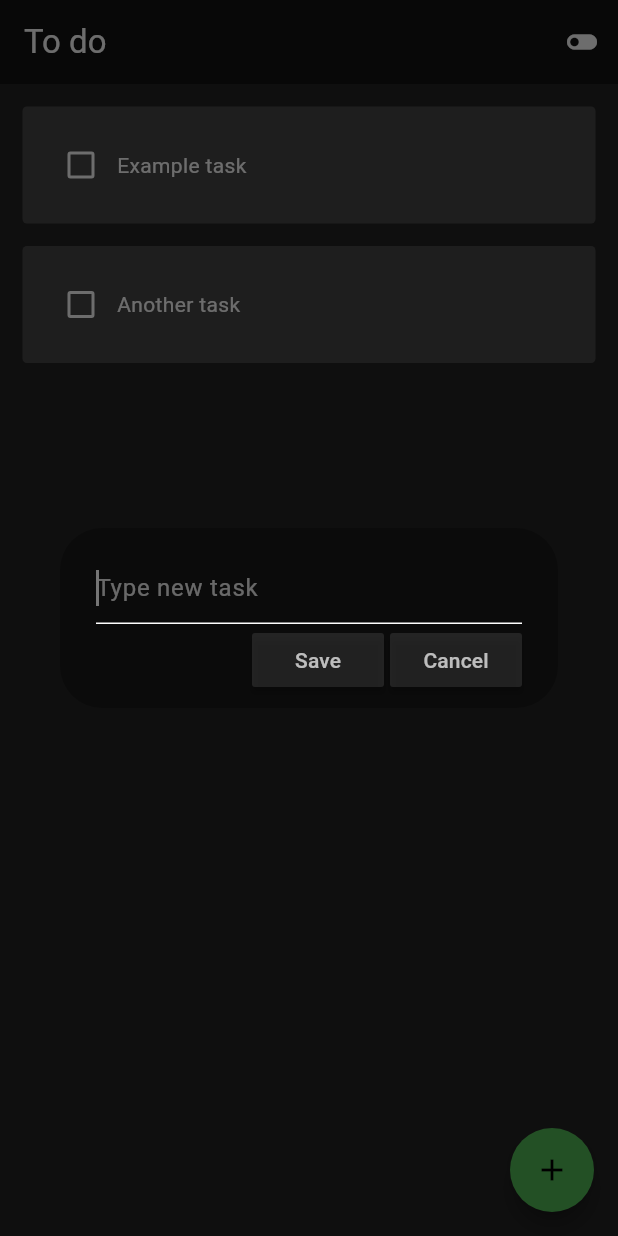
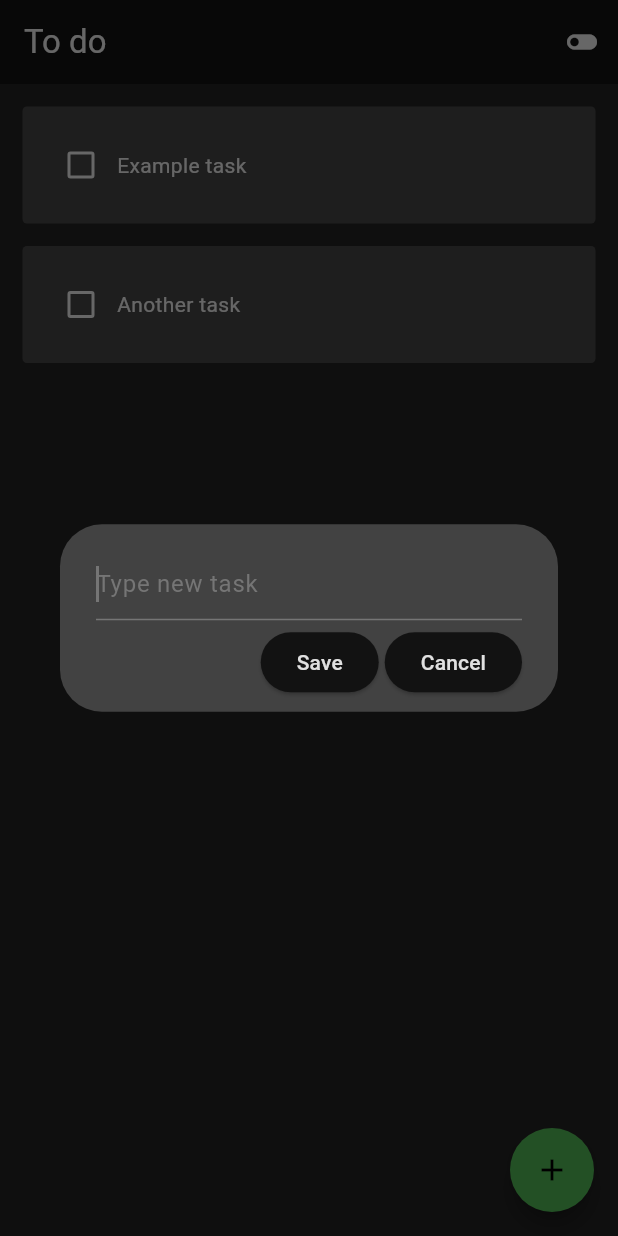
Before and after one commit to pioterl/todolist, a Flutter app: the screen it shows after launch, after a tap on the "add" icon, on a phone screen of 412 x 824 dp. Run offline on Flutter 3.47's test engine with Material 3 defaults, Android fonts, the phone set to English and light mode, and no system bars; drawn by our look-alikes of flutter_slidable; our stand-ins replace hive_flutter; accounts and stored records are empty.

Commit message:
new task is now added on top of list (not bottom, bug fix), some other fixes and code cleanup

```diff
--- a/lib/pages/home_page.dart
+++ b/lib/pages/home_page.dart
@@ -30,7 +30,7 @@ class _HomePageState extends State<HomePage> {
 
   final _controller = TextEditingController();
 
-  void checkBoxChanged(bool? value, int index) {
+  void changeTaskStatus(bool? value, int index) {
     setState(() {
       database.toDoList[index][1] = value ?? false;
       var selectedTask = database.toDoList[index];
@@ -65,7 +65,7 @@ class _HomePageState extends State<HomePage> {
 
   void saveNewTask() {
     setState(() {
-      database.toDoList.add([_controller.text, false]);
+      database.toDoList.insert(0, [_controller.text, false]);
       _controller.clear();
     });
     database.updateDb();
@@ -76,7 +76,21 @@ class _HomePageState extends State<HomePage> {
   Widget build(BuildContext context) {
     return Scaffold(
       backgroundColor: Theme.of(context).colorScheme.onSurface,
-      appBar: AppBar(
+      appBar: buildAppBar(context),
+      floatingActionButton: FloatingActionButton(
+        backgroundColor: Colors.green,
+        onPressed: createNewTask,
+        shape: const CircleBorder(),
+        child: const Icon(
+          Icons.add,
+        ),
+      ),
+      body: buildTaskList(),
+    );
+  }
+
+  AppBar buildAppBar(BuildContext context) {
+    return AppBar(
       title: Text(
         "To do",
         style: TextStyle(color: Theme.of(context).colorScheme.tertiary),
@@ -93,16 +107,6 @@ class _HomePageState extends State<HomePage> {
           ),
         ),
       ],
-      ),
-      floatingActionButton: FloatingActionButton(
-        backgroundColor: Colors.green,
-        onPressed: createNewTask,
-        shape: const CircleBorder(),
-        child: const Icon(
-          Icons.add,
-        ),
-      ),
-      body: buildTaskList(),
     );
   }
 
@@ -112,7 +116,7 @@ class _HomePageState extends State<HomePage> {
         return ToDoTile(
           taskName: database.toDoList[index][0],
           taskCompleted: database.toDoList[index][1],
-          onChanged: (value) => checkBoxChanged(value, index),
+          onChanged: (value) => changeTaskStatus(value, index),
           delete: (context) => deleteTask(index),
         );
       },
--- a/lib/util/dialog_box.dart
+++ b/lib/util/dialog_box.dart
@@ -15,9 +15,9 @@ class DialogBox extends StatelessWidget {
   @override
   Widget build(BuildContext context) {
     return AlertDialog(
-      backgroundColor: Colors.black26,
+      backgroundColor: Theme.of(context).colorScheme.secondary,
       content: SizedBox(
-        height: 80,
+        height: 85,
         width: 400,
         child: Column(
           mainAxisAlignment: MainAxisAlignment.spaceBetween,
@@ -25,23 +25,35 @@ class DialogBox extends StatelessWidget {
             TextField(
               autofocus: true,
               controller: controller,
-              decoration: const InputDecoration(
+              decoration: InputDecoration(
+                enabledBorder: UnderlineInputBorder(
+                  borderSide:
+                      BorderSide(color: Theme.of(context).colorScheme.primary),
+                ),
+                disabledBorder: UnderlineInputBorder(
+                  borderSide:
+                      BorderSide(color: Theme.of(context).colorScheme.primary),
+                ),
                 focusedBorder: UnderlineInputBorder(
-                    borderSide: BorderSide(color: Colors.white)),
+                  borderSide:
+                      BorderSide(color: Theme.of(context).colorScheme.primary),
+                ),
                 hintText: "Type new task",
-                hintStyle: TextStyle(color: Colors.white38),
+                hintStyle:
+                    TextStyle(color: Theme.of(context).colorScheme.primary),
               ),
-              style: const TextStyle(color: Colors.white70),
+              style: TextStyle(color: Theme.of(context).colorScheme.tertiary),
               onSubmitted: (value) {
                 onSave();
               },
             ),
+            const SizedBox(height: 4),
             Row(
               mainAxisAlignment: MainAxisAlignment.end,
               children: [
-                AddTaskButton(text: "Save", onPressed: onSave),
+                AddNewTaskButton(text: "Save", onPressed: onSave),
                 const SizedBox(width: 4),
-                AddTaskButton(text: "Cancel", onPressed: onCancel),
+                AddNewTaskButton(text: "Cancel", onPressed: onCancel),
               ],
             ),
           ],
--- a/lib/util/my_button.dart
+++ b/lib/util/my_button.dart
@@ -1,19 +1,18 @@
 import 'package:flutter/material.dart';
 
-class AddTaskButton extends StatelessWidget {
+class AddNewTaskButton extends StatelessWidget {
   final String text;
   VoidCallback onPressed;
 
-  AddTaskButton({super.key, required this.text, required this.onPressed});
+  AddNewTaskButton({super.key, required this.text, required this.onPressed});
 
   @override
   Widget build(BuildContext context) {
-    return MaterialButton(
+    return ElevatedButton(
       onPressed: onPressed,
-      color: Colors.white10,
       child: Text(
         text,
-        style: const TextStyle(color: Colors.white70),
+        style: TextStyle(color: Theme.of(context).colorScheme.tertiary),
       ),
     );
   }
--- a/lib/util/theme.dart
+++ b/lib/util/theme.dart
@@ -3,7 +3,7 @@ import 'package:flutter/material.dart';
 ThemeData lightMode = ThemeData(
     brightness: Brightness.light,
     colorScheme: ColorScheme.light(
-      onSurface: Colors.grey.shade100,
+      onSurface: Colors.grey.shade200,
       primary: Colors.grey.shade400,
       secondary: Colors.grey.shade300,
       tertiary: Colors.grey.shade800,
@@ -15,5 +15,5 @@ ThemeData darkMode = ThemeData(
       onSurface: Colors.grey.shade900,
       primary: Colors.grey.shade600,
       secondary: Colors.grey.shade800,
-      tertiary: Colors.grey.shade200,
+      tertiary: Colors.grey.shade300,
     ));
```
Lines whose indentation alone changed are shown as unchanged.
